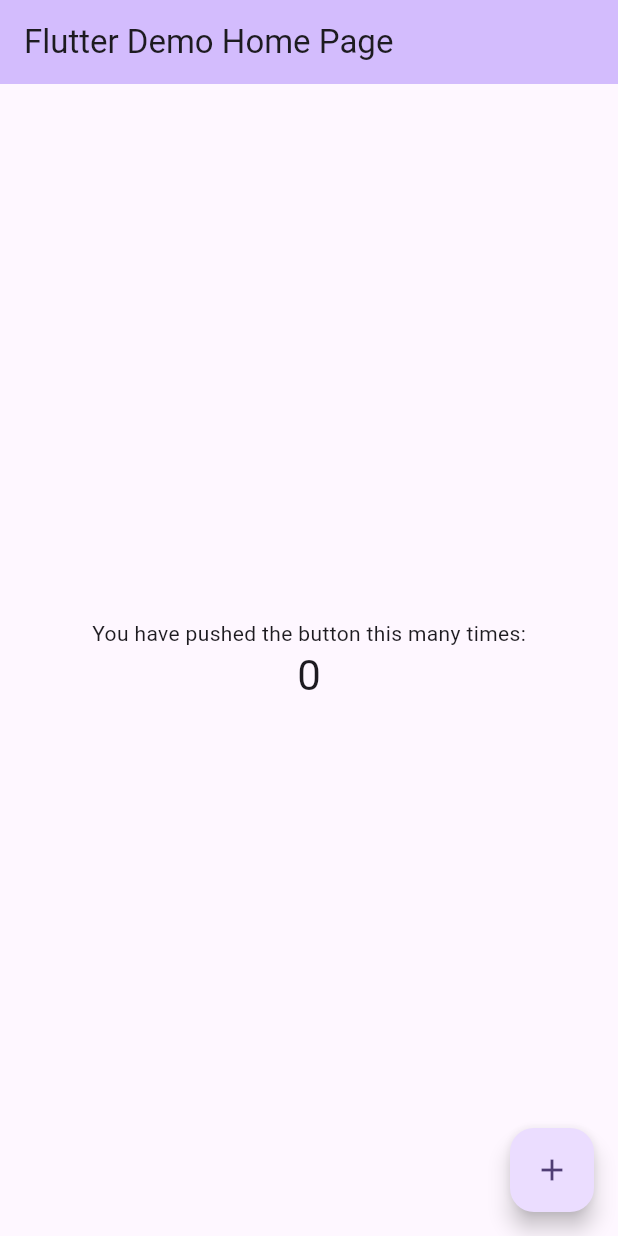
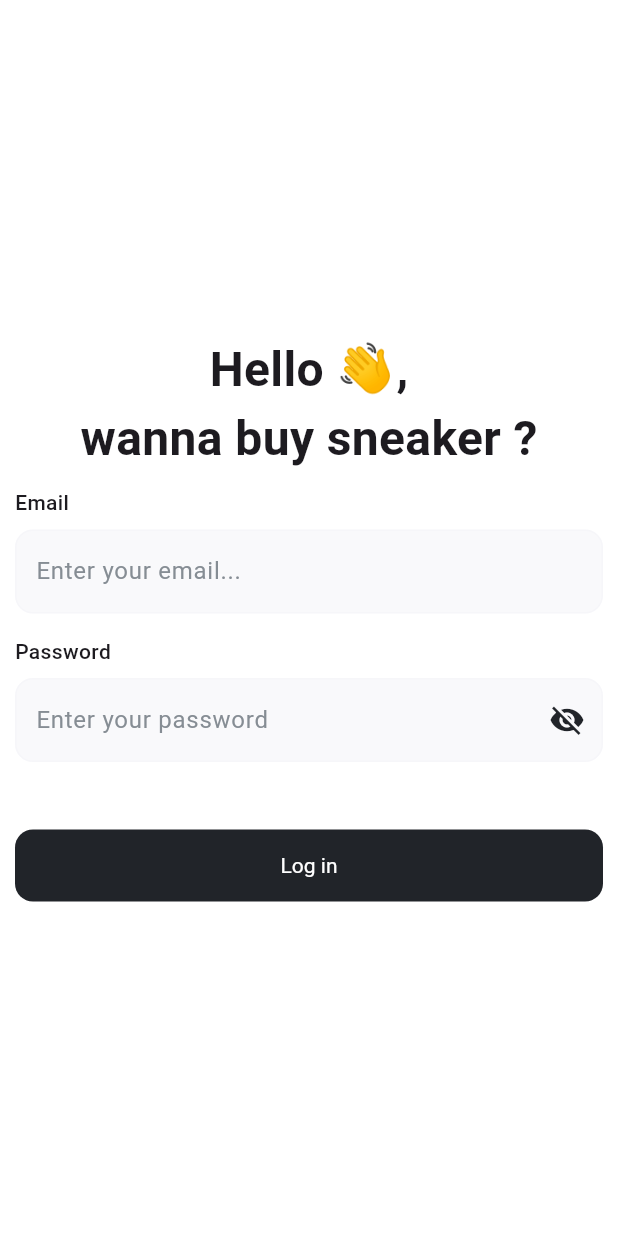
Before and after one commit to Malcovys/seakers, a Flutter app: the screen it shows after launch, on a phone screen of 412 x 824 dp. Run offline on Flutter 3.47's test engine with Material 3 defaults, Android fonts, the phone set to English and light mode, and no system bars; our stand-ins replace dio, firebase_core, shared_preferences; accounts and stored records are empty; generated files the repository leaves out were written again.

Commit message:
Add login and home page implementations with input fields and buttons

```diff
--- /dev/null
+++ b/lib/core/styles/theme.dart
@@ -0,0 +1,67 @@
+import 'package:flutter/material.dart';
+
+Color backgroundPrimary = const Color(0xFFFFFFFF);
+Color backgroundSecondary = const Color.fromARGB(120, 242, 242, 247);
+Color backgroundAccent = const Color(0xFF212429);
+
+Color contentPrimary = const Color(0xFF212429);
+Color contentSecondary = const Color(0xFF868D94);
+Color contentTernary = const Color(0xFFB0B5B9);
+Color contentOnColorInverse = const Color(0xFFFFFFFF);
+
+TextStyle h1 = TextStyle(
+  fontSize: 32,
+  fontWeight: FontWeight.w600,
+);
+
+TextStyle h2Semibold = TextStyle(
+  fontSize: 20,
+  fontWeight: FontWeight.w600,
+);
+
+TextStyle h2Extrabold = TextStyle(
+  fontSize: 20,
+  fontWeight: FontWeight.w800,
+);
+
+TextStyle h3Medium = TextStyle(
+  fontSize: 14,
+  fontWeight: FontWeight.w500,
+);
+
+TextStyle h3Exetrabold = TextStyle(
+  fontSize: 14,
+  fontWeight: FontWeight.w800,
+);
+
+TextStyle body1 = TextStyle(
+  fontSize: 14,
+  fontWeight: FontWeight.w400,
+);
+
+TextStyle boby2Medium = TextStyle(
+  fontSize: 12,
+  fontWeight: FontWeight.w500,
+);
+
+TextStyle boby2Bold = TextStyle(
+  fontSize: 12,
+  fontWeight: FontWeight.w700,
+);
+
+TextStyle agBody3 = TextStyle(
+  fontSize: 16,
+  fontWeight: FontWeight.w400,
+  color: contentSecondary
+);
+
+TextStyle caption = TextStyle(
+  fontSize: 10,
+  fontWeight: FontWeight.w400,
+  color: contentSecondary
+);
+
+TextStyle captionSemibold = TextStyle(
+  fontSize: 10,
+  fontWeight: FontWeight.w600,
+);
--- a/lib/main.dart
+++ b/lib/main.dart
@@ -1,5 +1,6 @@
 import 'package:flutter/material.dart';
 import 'package:firebase_core/firebase_core.dart';
+import 'package:sneakers/presentation/pages/login.dart';
 import 'firebase_options.dart';
 
 Future<void> main() async {
@@ -17,57 +18,7 @@ class MyApp extends StatelessWidget {
   @override
   Widget build(BuildContext context) {
     return MaterialApp(
-      title: 'Flutter Demo',
-      theme: ThemeData(
-        colorScheme: ColorScheme.fromSeed(seedColor: Colors.deepPurple),
-      ),
-      home: const MyHomePage(title: 'Flutter Demo Home Page'),
+      home: const LoginPage()
     );
   }
 }
-
-class MyHomePage extends StatefulWidget {
-  const MyHomePage({super.key, required this.title});
-
-  final String title;
-
-  @override
-  State<MyHomePage> createState() => _MyHomePageState();
-}
-
-class _MyHomePageState extends State<MyHomePage> {
-  int _counter = 0;
-
-  void _incrementCounter() {
-    setState(() {
-      _counter++;
-    });
-  }
-
-  @override
-  Widget build(BuildContext context) {
-    return Scaffold(
-      appBar: AppBar(
-        backgroundColor: Theme.of(context).colorScheme.inversePrimary,
-        title: Text(widget.title),
-      ),
-      body: Center(
-        child: Column(
-          mainAxisAlignment: MainAxisAlignment.center,
-          children: <Widget>[
-            const Text('You have pushed the button this many times:'),
-            Text(
-              '$_counter',
-              style: Theme.of(context).textTheme.headlineMedium,
-            ),
-          ],
-        ),
-      ),
-      floatingActionButton: FloatingActionButton(
-        onPressed: _incrementCounter,
-        tooltip: 'Increment',
-        child: const Icon(Icons.add),
-      ),
-    );
-  }
-}
--- a/lib/presentation/pages/home.dart
+++ b/lib/presentation/pages/home.dart
@@ -0,0 +1,47 @@
+import 'package:flutter/material.dart';
+
+class HomePage extends StatefulWidget {
+  const HomePage({super.key, required this.title});
+
+  final String title;
+
+  @override
+  State<HomePage> createState() => _HomePageState();
+}
+
+class _HomePageState extends State<HomePage> {
+  int _counter = 0;
+
+  void _incrementCounter() {
+    setState(() {
+      _counter++;
+    });
+  }
+
+  @override
+  Widget build(BuildContext context) {
+    return Scaffold(
+      appBar: AppBar(
+        backgroundColor: Theme.of(context).colorScheme.inversePrimary,
+        title: Text(widget.title),
+      ),
+      body: Center(
+        child: Column(
+          mainAxisAlignment: MainAxisAlignment.center,
+          children: <Widget>[
+            const Text('You have pushed the button this many times:'),
+            Text(
+              '$_counter',
+              style: Theme.of(context).textTheme.headlineMedium,
+            ),
+          ],
+        ),
+      ),
+      floatingActionButton: FloatingActionButton(
+        onPressed: _incrementCounter,
+        tooltip: 'Increment',
+        child: const Icon(Icons.add),
+      ),
+    );
+  }
+}
--- a/lib/presentation/pages/login.dart
+++ b/lib/presentation/pages/login.dart
@@ -0,0 +1,97 @@
+import 'package:flutter/material.dart';
+import 'package:sneakers/core/styles/theme.dart';
+import 'package:sneakers/presentation/widgets/buttons.dart';
+import 'package:sneakers/presentation/widgets/input_filed.dart';
+
+class LoginPage extends StatefulWidget {
+  const LoginPage({super.key});
+
+  @override
+  State<StatefulWidget> createState() => _LoginPage();
+}
+
+class _LoginPage extends State<LoginPage> {
+  String _email = "";
+  String _password = "";
+
+  void onTypeEmail(String value) {
+    _email = value;
+  }
+
+  void onTypePassword(String value) {
+    _password = value;
+  }
+
+  void onSubmit() {
+    print(_email);
+    print(_password);
+  }
+
+  @override
+  Widget build(BuildContext context) {
+    return Scaffold(
+      backgroundColor: backgroundPrimary,
+      body: Center(
+        child: Padding(
+          padding: EdgeInsetsGeometry.all(10),
+            child: Column(
+              mainAxisAlignment: MainAxisAlignment.center,
+              crossAxisAlignment: CrossAxisAlignment.stretch,
+              spacing: 45,
+              children: <Widget>[
+                Column(
+                  spacing: 10,
+                  children: <Widget>[
+                    /** Title */
+                    Row(
+                      mainAxisAlignment: MainAxisAlignment.center,
+                      children: <Widget>[
+                        Column(
+                          children: <Widget>[
+                            Text(
+                              "Hello 👋,",
+                              style: h1,
+                            ),
+                            Text(
+                              "wanna buy sneaker ?",
+                                style: h1,
+                            )
+                          ],
+                        )
+                      ],
+                    ),
+                  /** Fields */
+                  Column(
+                    spacing: 15,
+                    children: <Widget>[
+                      /** Email */
+                      InputField(
+                        label: "Email",
+                        placeHolder: "Enter your email...",
+                        keyboardType: TextInputType.emailAddress,
+                        onChanged: onTypeEmail,
+                      ),
+                      /** Email */
+                      InputField(
+                        label: "Password",
+                        placeHolder: "Enter your password",
+                        obscureText: true,
+                        onChanged: onTypePassword,
+                      ),
+                    ],
+                  ),
+                ],
+              ),
+              /** Sumbit button */
+              AccentButton(
+                label: "Log in",
+                onPressed: onSubmit,
+              )
+            ],
+          ),
+        )
+      ),
+    );
+  }
+
+}
--- /dev/null
+++ b/lib/presentation/widgets/buttons.dart
@@ -0,0 +1,32 @@
+
+import 'package:flutter/material.dart';
+import 'package:sneakers/core/styles/theme.dart';
+
+class AccentButton extends StatelessWidget {
+  const AccentButton({
+    super.key,
+    required this.label,
+    this.onPressed,
+  });
+
+  final String label;
+  final void Function()? onPressed;
+
+  @override
+  Widget build(BuildContext context) {
+    return TextButton(
+      style: TextButton.styleFrom(
+        foregroundColor: contentOnColorInverse,
+        textStyle: body1,
+        backgroundColor: backgroundAccent,
+        padding: EdgeInsetsGeometry.fromLTRB(10, 16, 10, 16),
+        shape: RoundedRectangleBorder(
+          borderRadius: BorderRadiusGeometry.circular(12)
+        )
+      ),
+      onPressed: onPressed,
+      child: Text(label),
+    );
+  }
+
+}
--- /dev/null
+++ b/lib/presentation/widgets/input_filed.dart
@@ -0,0 +1,96 @@
+import 'package:flutter/material.dart';
+import 'package:sneakers/core/styles/theme.dart';
+
+class InputField extends StatefulWidget {
+  const InputField({
+    super.key,
+    required this.label,
+    this.placeHolder,
+    this.onChanged,
+    this.controller,
+    this.obscureText = false,
+    this.keyboardType = TextInputType.text,
+  });
+
+  final String label;
+  final String? placeHolder;
+  final Function(String)? onChanged;
+  final TextEditingController? controller;
+  final bool obscureText;
+  final TextInputType keyboardType;
+
+  @override
+  State<InputField> createState() => _InputFieldState();
+}
+
+class _InputFieldState extends State<InputField> {
+  late TextEditingController _controller;
+  bool _obscur = true;
+
+  @override
+  void initState() {
+    super.initState();
+    _controller = widget.controller ?? TextEditingController();
+    _obscur = widget.obscureText;
+  }
+
+  @override
+  void dispose() {
+    if (widget.controller == null) {
+      _controller.dispose();
+    }
+    super.dispose();
+  }
+
+  void onPressObscurBtn() {
+    setState(() {
+      _obscur = !_obscur;
+    });
+  }
+
+  @override
+  Widget build(BuildContext context) {
+    return Column(
+      crossAxisAlignment: CrossAxisAlignment.start,
+      children: [
+        Text(
+          widget.label,
+          style: h3Medium,
+        ),
+        const SizedBox(height: 8),
+        TextFormField(
+          controller: _controller,
+          obscureText: widget.obscureText ? _obscur : false,
+          keyboardType: widget.keyboardType,
+          onChanged: widget.onChanged,
+          decoration: InputDecoration(
+            hintText: widget.placeHolder,
+            hintStyle: agBody3,
+            filled: true,
+            fillColor: backgroundSecondary,
+            suffixIcon: widget.obscureText ? IconButton(
+              onPressed: onPressObscurBtn,
+              icon: Icon(
+                Icons.visibility_off,
+                color: _obscur ? contentPrimary : contentSecondary
+              )
+            ) : null,
+            enabledBorder: OutlineInputBorder(
+              borderRadius: BorderRadius.circular(12),
+              borderSide: BorderSide(
+                color:  backgroundSecondary
+              )
+            ),
+            focusedBorder: OutlineInputBorder(
+              borderRadius: BorderRadius.circular(12),
+              borderSide: BorderSide(
+                color:  backgroundSecondary
+              )
+            ),
+            contentPadding: const EdgeInsets.fromLTRB(10, 16, 10, 16),
+          ),
+        ),
+      ],
+    );
+  }
+}
```
